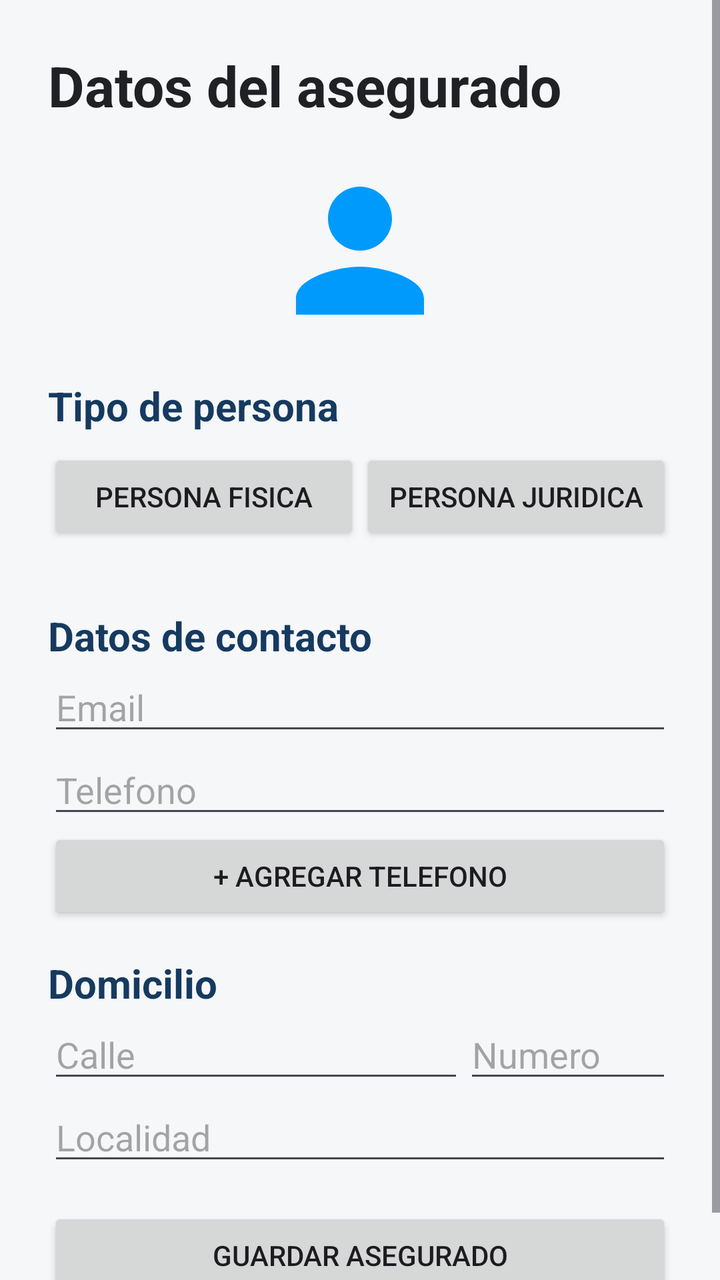
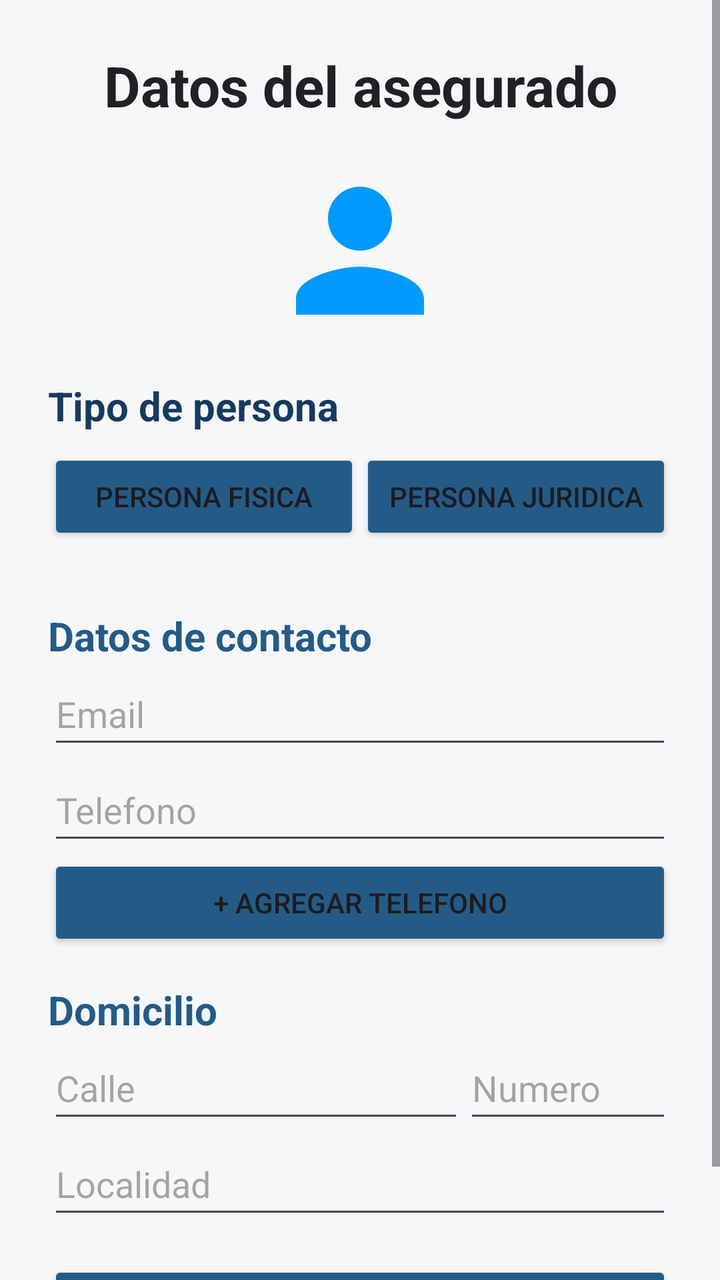

Compare the two renders of this Android layout. The source of the first and the diff that turns it into the second are given below.
<!-- AndroidManifest.xml: application theme Theme.CotizadorSeguros -->
<!-- res/layout/activity_main.xml -->
<?xml version="1.0" encoding="utf-8"?>
<androidx.constraintlayout.widget.ConstraintLayout
    xmlns:android="http://schemas.android.com/apk/res/android"
    xmlns:app="http://schemas.android.com/apk/res-auto"
    xmlns:tools="http://schemas.android.com/tools"
    android:id="@+id/main"
    android:layout_width="match_parent"
    android:layout_height="match_parent"
    android:background="@color/fondo_pantalla"
    tools:context=".MainActivity">

    <ScrollView
        android:id="@+id/scrollAsegurado"
        android:layout_width="0dp"
        android:layout_height="0dp"
        android:fillViewport="true"
        app:layout_constraintTop_toTopOf="parent"
        app:layout_constraintBottom_toBottomOf="parent"
        app:layout_constraintStart_toStartOf="parent"
        app:layout_constraintEnd_toEndOf="parent">
        <LinearLayout
            android:id="@+id/contenedorPrincipal"
            android:layout_width="match_parent"
            android:layout_height="wrap_content"
            android:orientation="vertical"
            android:padding="@dimen/padding_pantalla">
            <TextView
                android:id="@+id/txtTitulo"
                android:layout_width="wrap_content"
                android:layout_height="wrap_content"
                android:text="@string/titulo_asegurado"
                android:textColor="@color/texto_principal"
                android:textSize="@dimen/titulo_size"
                android:textStyle="bold" />
            <ImageView
                android:id="@+id/imgAsegurado"
                android:layout_width="96dp"
                android:layout_height="96dp"
                android:layout_gravity="center_horizontal"
                android:layout_marginTop="@dimen/margin_normal"
                android:layout_marginBottom="@dimen/margin_normal"
                android:src="@drawable/ic_person"
                android:contentDescription="@string/titulo_asegurado" />
            <TextView
                android:layout_width="wrap_content"
                android:layout_height="wrap_content"
                android:text="@string/subtitulo_tipo_persona"
                android:textSize="@dimen/subtitulo_size"
                android:textStyle="bold"
                android:textColor="@color/azul_principal" />
            <LinearLayout
                android:layout_width="match_parent"
                android:layout_height="wrap_content"
                android:orientation="horizontal"
                android:layout_marginTop="@dimen/margin_chico"
                android:layout_marginBottom="@dimen/margin_normal">
                <Button
                    android:id="@+id/btnPersonaFisica"
                    android:layout_width="0dp"
                    android:layout_height="wrap_content"
                    android:layout_weight="1"
                    android:text="@string/persona_fisica"
                    tools:ignore="ButtonStyle" />
                <Button
                    android:id="@+id/btnPersonaJuridica"
                    android:layout_width="0dp"
                    android:layout_height="wrap_content"
                    android:layout_weight="1"
                    android:text="@string/persona_juridica"
                    tools:ignore="ButtonStyle" />
            </LinearLayout>
            <LinearLayout
                android:id="@+id/contenedorDatosTipoPersona"
                android:layout_width="match_parent"
                android:layout_height="wrap_content"
                android:orientation="vertical"
                android:layout_marginBottom="@dimen/margin_normal" />
            <TextView
                android:layout_width="wrap_content"
                android:layout_height="wrap_content"
                android:text="@string/subtitulo_contacto"
                android:textSize="@dimen/subtitulo_size"
                android:textStyle="bold"
                android:textColor="@color/azul_principal" />
            <EditText
                android:id="@+id/inputEmail"
                android:layout_width="match_parent"
                android:layout_height="wrap_content"
                android:hint="@string/hint_email"
                android:inputType="textEmailAddress"
                tools:ignore="Autofill" />
            <EditText
                android:id="@+id/inputTelefono"
                android:layout_width="match_parent"
                android:layout_height="wrap_content"
                android:hint="@string/hint_telefono"
                android:inputType="phone"
                tools:ignore="Autofill" />
            <LinearLayout
                android:id="@+id/contenedorTelefonos"
                android:layout_width="match_parent"
                android:layout_height="wrap_content"
                android:orientation="vertical" />
            <Button
                android:id="@+id/btnAgregarTelefono"
                android:layout_width="match_parent"
                android:layout_height="wrap_content"
                android:text="@string/btn_agregar_telefono"
                android:layout_marginBottom="@dimen/margin_normal" />
            <TextView
                android:layout_width="wrap_content"
                android:layout_height="wrap_content"
                android:text="@string/subtitulo_domicilio"
                android:textSize="@dimen/subtitulo_size"
                android:textStyle="bold"
                android:textColor="@color/azul_principal" />
            <LinearLayout
                android:layout_width="match_parent"
                android:layout_height="wrap_content"
                android:orientation="horizontal">
                <EditText
                    android:id="@+id/inputCalle"
                    android:layout_width="0dp"
                    android:layout_height="wrap_content"
                    android:layout_weight="2"
                    android:hint="@string/hint_calle"
                    android:inputType="textPostalAddress"
                    tools:ignore="Autofill" />
                <EditText
                    android:id="@+id/inputNumero"
                    android:layout_width="0dp"
                    android:layout_height="wrap_content"
                    android:layout_weight="1"
                    android:hint="@string/hint_numero"
                    android:inputType="number"
                    tools:ignore="Autofill" />
            </LinearLayout>
            <EditText
                android:id="@+id/inputLocalidad"
                android:layout_width="match_parent"
                android:layout_height="wrap_content"
                android:hint="@string/hint_localidad"
                android:layout_marginBottom="@dimen/margin_normal"
                tools:ignore="Autofill,TextFields" />
            <Button
                android:id="@+id/btnGuardar"
                android:layout_width="match_parent"
                android:layout_height="wrap_content"
                android:text="@string/btn_guardar" />
        </LinearLayout>
    </ScrollView>
</androidx.constraintlayout.widget.ConstraintLayout>
<!-- resources referenced by this layout -->
<resources>
  <color name="azul_principal">#163A5F</color>
  <color name="fondo_pantalla">#F5F7F9</color>
  <color name="texto_principal">#202124</color>
  <dimen name="margin_chico">8dp</dimen>
  <dimen name="margin_normal">16dp</dimen>
  <dimen name="padding_pantalla">24dp</dimen>
  <dimen name="subtitulo_size">20sp</dimen>
  <dimen name="titulo_size">28sp</dimen>
  <!-- drawable ic_person (drawable) -->
  <vector xmlns:android="http://schemas.android.com/apk/res/android" android:height="24dp" android:tint="#009AFD" android:viewportHeight="24" android:viewportWidth="24" android:width="24dp">
        
      <path android:fillColor="@android:color/white" android:pathData="M12,12c2.21,0 4,-1.79 4,-4s-1.79,-4 -4,-4 -4,1.79 -4,4 1.79,4 4,4zM12,14c-2.67,0 -8,1.34 -8,4v2h16v-2c0,-2.66 -5.33,-4 -8,-4z"/>
      
  </vector>
  <string name="btn_agregar_telefono">+ Agregar telefono</string>
  <string name="btn_guardar">Guardar asegurado</string>
  <string name="hint_calle">Calle</string>
  <string name="hint_email">Email</string>
  <string name="hint_localidad">Localidad</string>
  <string name="hint_numero">Numero</string>
  <string name="hint_telefono">Telefono</string>
  <string name="persona_fisica">Persona Fisica</string>
  <string name="persona_juridica">Persona Juridica</string>
  <string name="subtitulo_contacto">Datos de contacto</string>
  <string name="subtitulo_domicilio">Domicilio</string>
  <string name="subtitulo_tipo_persona">Tipo de persona</string>
  <string name="titulo_asegurado">Datos del asegurado</string>
  <style name="Theme.CotizadorSeguros" parent="Base.Theme.CotizadorSeguros" />
  <style name="Base.Theme.CotizadorSeguros" parent="Theme.Material3.DayNight.NoActionBar">
          
          
      </style>
</resources>

<!-- the commit's change to res/layout/activity_main.xml (unified diff, before → after) -->
@@ -24,14 +24,17 @@
             android:layout_height="wrap_content"
             android:orientation="vertical"
             android:padding="@dimen/padding_pantalla">
+
             <TextView
                 android:id="@+id/txtTitulo"
-                android:layout_width="wrap_content"
+                android:layout_width="match_parent"
                 android:layout_height="wrap_content"
                 android:text="@string/titulo_asegurado"
+                android:gravity="center"
                 android:textColor="@color/texto_principal"
                 android:textSize="@dimen/titulo_size"
                 android:textStyle="bold" />
+
             <ImageView
                 android:id="@+id/imgAsegurado"
                 android:layout_width="96dp"
@@ -60,6 +63,7 @@
                     android:layout_height="wrap_content"
                     android:layout_weight="1"
                     android:text="@string/persona_fisica"
+                    android:backgroundTint="@color/azul_secundario"
                     tools:ignore="ButtonStyle" />
                 <Button
                     android:id="@+id/btnPersonaJuridica"
@@ -67,6 +71,7 @@
                     android:layout_height="wrap_content"
                     android:layout_weight="1"
                     android:text="@string/persona_juridica"
+                    android:backgroundTint="@color/azul_secundario"
                     tools:ignore="ButtonStyle" />
             </LinearLayout>
             <LinearLayout
@@ -81,13 +86,14 @@
                 android:text="@string/subtitulo_contacto"
                 android:textSize="@dimen/subtitulo_size"
                 android:textStyle="bold"
-                android:textColor="@color/azul_principal" />
+                android:textColor="@color/azul_secundario" />
             <EditText
                 android:id="@+id/inputEmail"
                 android:layout_width="match_parent"
                 android:layout_height="wrap_content"
                 android:hint="@string/hint_email"
                 android:inputType="textEmailAddress"
+                android:minHeight="@dimen/altura_minima_input"
                 tools:ignore="Autofill" />
             <EditText
                 android:id="@+id/inputTelefono"
@@ -95,6 +101,7 @@
                 android:layout_height="wrap_content"
                 android:hint="@string/hint_telefono"
                 android:inputType="phone"
+                android:minHeight="@dimen/altura_minima_input"
                 tools:ignore="Autofill" />
             <LinearLayout
                 android:id="@+id/contenedorTelefonos"
@@ -106,6 +113,7 @@
                 android:layout_width="match_parent"
                 android:layout_height="wrap_content"
                 android:text="@string/btn_agregar_telefono"
+                android:backgroundTint="@color/azul_secundario"
                 android:layout_marginBottom="@dimen/margin_normal" />
             <TextView
                 android:layout_width="wrap_content"
@@ -113,7 +121,7 @@
                 android:text="@string/subtitulo_domicilio"
                 android:textSize="@dimen/subtitulo_size"
                 android:textStyle="bold"
-                android:textColor="@color/azul_principal" />
+                android:textColor="@color/azul_secundario" />
             <LinearLayout
                 android:layout_width="match_parent"
                 android:layout_height="wrap_content"
@@ -125,6 +133,7 @@
                     android:layout_weight="2"
                     android:hint="@string/hint_calle"
                     android:inputType="textPostalAddress"
+                    android:minHeight="@dimen/altura_minima_input"
                     tools:ignore="Autofill" />
                 <EditText
                     android:id="@+id/inputNumero"
@@ -132,6 +141,7 @@
                     android:layout_height="wrap_content"
                     android:layout_weight="1"
                     android:hint="@string/hint_numero"
+                    android:minHeight="@dimen/altura_minima_input"
                     android:inputType="number"
                     tools:ignore="Autofill" />
             </LinearLayout>
@@ -141,11 +151,13 @@
                 android:layout_height="wrap_content"
                 android:hint="@string/hint_localidad"
                 android:layout_marginBottom="@dimen/margin_normal"
+                android:minHeight="@dimen/altura_minima_input"
                 tools:ignore="Autofill,TextFields" />
             <Button
                 android:id="@+id/btnGuardar"
                 android:layout_width="match_parent"
                 android:layout_height="wrap_content"
+                android:backgroundTint="@color/azul_secundario"
                 android:text="@string/btn_guardar" />
         </LinearLayout>
     </ScrollView>
<!-- resource entries referenced after the edit -->
@@ -1,8 +1,10 @@
 <!-- resources referenced by this layout -->
 <resources>
   <color name="azul_principal">#163A5F</color>
+  <color name="azul_secundario">#245B86</color>
   <color name="fondo_pantalla">#F5F7F9</color>
   <color name="texto_principal">#202124</color>
+  <dimen name="altura_minima_input">48dp</dimen>
   <dimen name="margin_chico">8dp</dimen>
   <dimen name="margin_normal">16dp</dimen>
   <dimen name="padding_pantalla">24dp</dimen>
